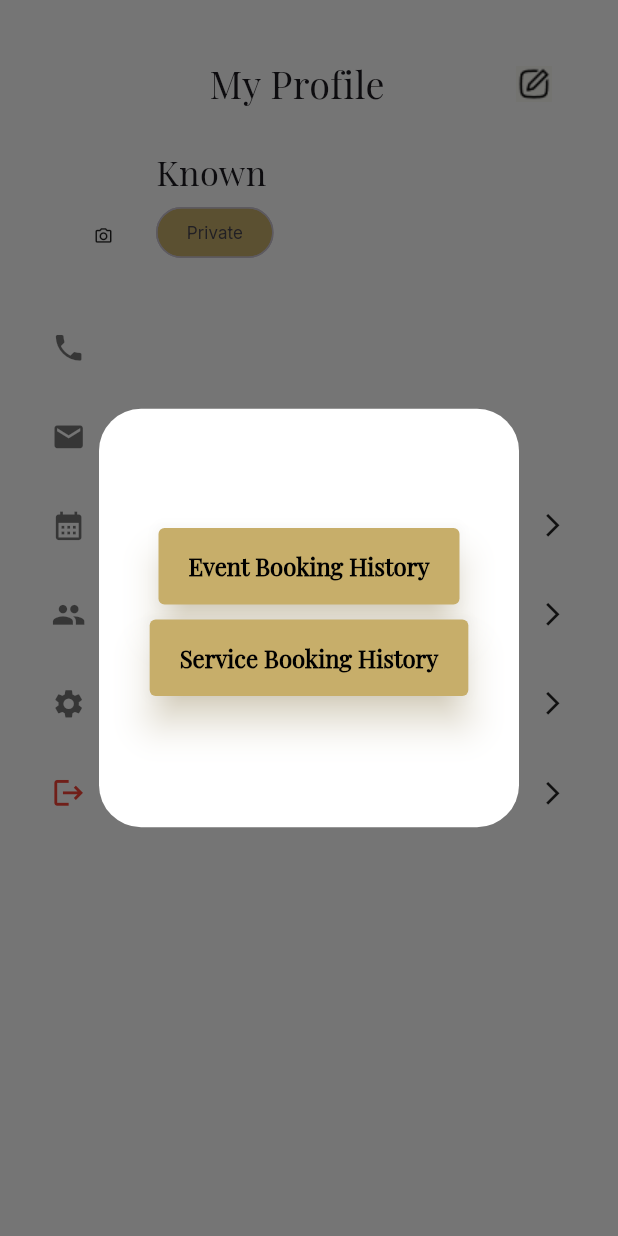
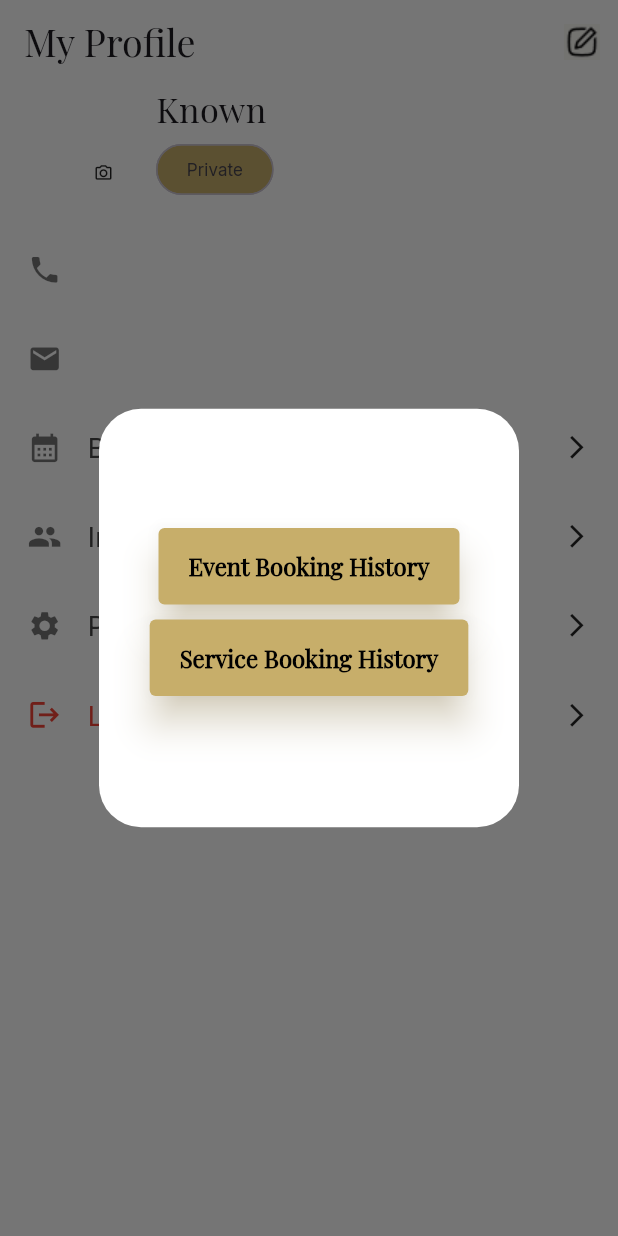
Before and after one commit to robiulsunnyemon/abyan_revised, a Flutter app: the ProfileScreen screen opened directly, after a tap on the "camera alt" icon, after a tap on "Booking History", on a phone screen of 412 x 824 dp. Run offline on Flutter 3.47's test engine with Material 3 defaults, Android fonts, the phone set to English and light mode, and no system bars; our stand-ins replace carousel_slider, dropdown_button2, flutter_screenutil, flutter_svg, get, image_picker and 2 more; accounts and stored records are empty; network calls fail.

Commit message:
final code

```diff
--- /dev/null
+++ b/devtools_options.yaml
@@ -0,0 +1,3 @@
+description: This file stores settings for Dart & Flutter DevTools.
+documentation: https://docs.flutter.dev/tools/devtools/extensions#configure-extension-enablement-states
+extensions:
--- a/lib/view/auth/auth_controller/sign_up_controller/sign_up_controller.dart
+++ b/lib/view/auth/auth_controller/sign_up_controller/sign_up_controller.dart
@@ -53,6 +53,8 @@ class SignUpController extends GetxController {
 
 
         Get.to(() => RecoveryVerificationScreen());
+      }else{
+        Get.snackbar('Error', 'Registration failed: User with this email or whatsapp already exists');
       }
     } catch (e) {
       print(e.toString());
--- a/lib/view/screens/profile_screen/profile_screen.dart
+++ b/lib/view/screens/profile_screen/profile_screen.dart
@@ -217,6 +217,7 @@
 // }
 
 import 'package:abyansf_asfmanagment_app/shared_preferences_services/auth_pref_services/auth_pref_services.dart';
+import 'package:abyansf_asfmanagment_app/utils/style/appColor.dart';
 import 'package:abyansf_asfmanagment_app/view/auth/loginScreen.dart';
 import 'package:abyansf_asfmanagment_app/view/screens/constant/constans.dart';
 import 'package:abyansf_asfmanagment_app/view/screens/profile_screen/event_booking_history_screen.dart';
@@ -245,26 +246,29 @@ class ProfileScreen extends StatelessWidget {
   Widget build(BuildContext context) {
     return Scaffold(
       backgroundColor: Colors.white,
-      body: SafeArea(
-        child: SingleChildScrollView(
-          child: Column(
-            children: [
-              Padding(
-                padding: const EdgeInsets.all(16),
-                child: Column(
-                  children: [
-                    ProfileCustomAppbar(
-                      title: 'My Profile',
-
-                      action: IconButton(
+      appBar: AppBar(
+        title: Text('My Profile',style: AppTextStyle.bold24,overflow: TextOverflow.ellipsis,maxLines: 1,),
+        centerTitle: false,
+        automaticallyImplyLeading: false,
+        backgroundColor: AppColors.white,
+        surfaceTintColor: AppColors.white,
+        actions: [
+          IconButton(
             onPressed: () {
               Get.to(EditProfile());
             },
             icon: Image.asset(AssetPath.basilEditOutline),
           ),
+        ],
       ),
+      body: SafeArea(
+        child: SingleChildScrollView(
+          child: Column(
+            children: [
+              Column(
+                children: [
                   Padding(
-                      padding: const EdgeInsets.symmetric(vertical: 10),
+                    padding: const EdgeInsets.symmetric(horizontal: 16),
                     child: Row(
                       children: [
                         Stack(
@@ -411,7 +415,6 @@ class ProfileScreen extends StatelessWidget {
                   ),
                 ],
               ),
-              ),
             ],
           ),
         ),
--- a/lib/view/screens/single_services_pages/specific_category_details_screen.dart
+++ b/lib/view/screens/single_services_pages/specific_category_details_screen.dart
@@ -22,8 +22,7 @@ class SpecificCategoryDetailsScreen extends StatelessWidget {
   Widget build(BuildContext context) {
     return Scaffold(
       backgroundColor: AppColors.white,
-      body: SafeArea(
-        child: Obx(
+      body: Obx(
             () => CustomScrollView(
           slivers: [
             SliverToBoxAdapter(
@@ -145,7 +144,6 @@ class SpecificCategoryDetailsScreen extends StatelessWidget {
           ],
         ),
       ),
-      ),
     );
   }
 }
```
Also changed, not shown: lib/view/screens/listing_form/beach_club_form.dart (+9 -9 lines), lib/view/screens/listing_form/nightlife_form.dart (+9 -9 lines), lib/view/screens/listing_form/restaurant_form.dart (+8 -8 lines), lib/view/screens/listing_form/wellness_form.dart (+11 -11 lines), lib/view/screens/main_screen/explore_screen.dart (+8 -20 lines), lib/view/screens/single_services_pages/single_beach_club_screen.dart (+22 -5 lines), lib/view/widget/home_appbar.dart (+10 -131 lines), 2 other files. Lines whose indentation alone changed are shown as unchanged.
